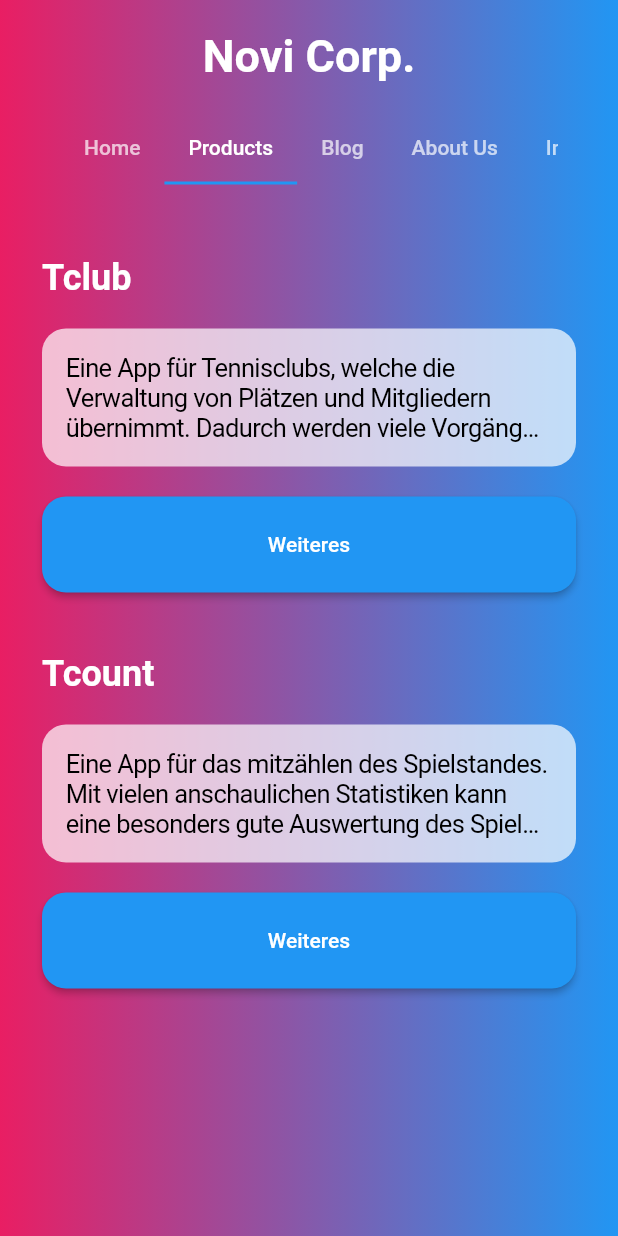
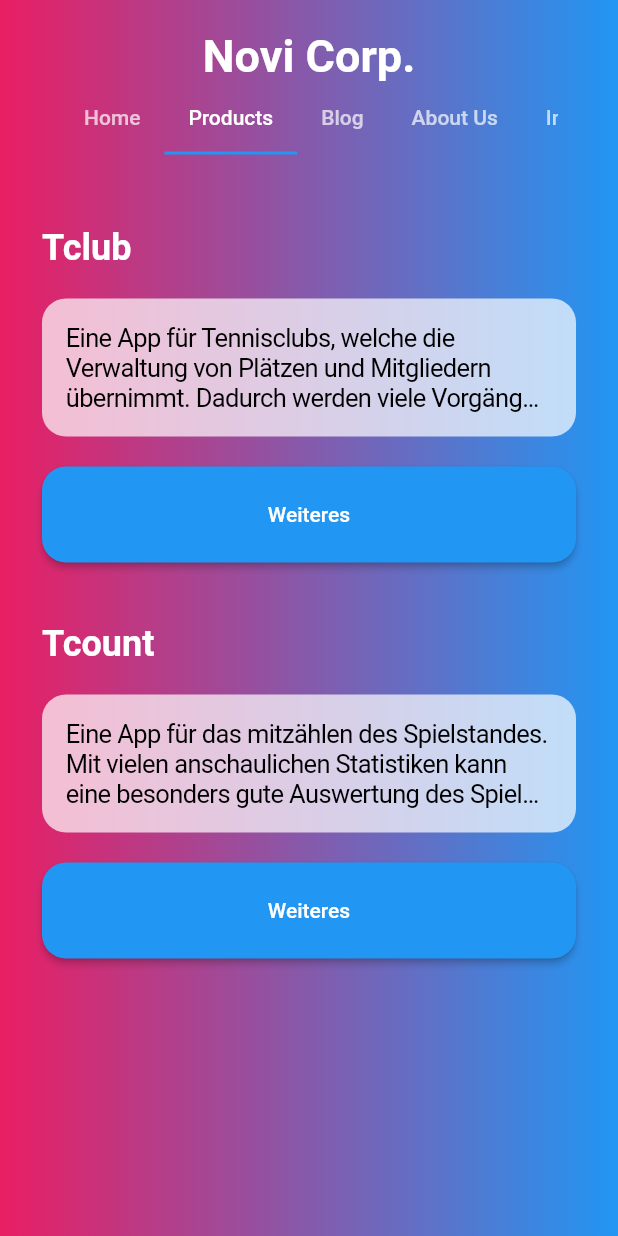
Before and after one commit to moritz-zoellner/nuviwebsite, a Flutter app: the screen it shows after launch, tab 2 chosen, on a phone screen of 412 x 824 dp. Run offline on Flutter 3.47's test engine with Material 2 defaults, Android fonts, the phone set to English and light mode, and no system bars; our stand-ins replace cloud_firestore, firebase_auth, firebase_core; accounts and stored records are empty.

Commit message:
height problem kind of solved

```diff
--- a/lib/ld_page/navbar.dart
+++ b/lib/ld_page/navbar.dart
@@ -6,34 +6,14 @@ class DesktopNavBar extends StatelessWidget {
   @override
   Widget build(BuildContext context) {
     return Padding(
-        padding: const EdgeInsets.symmetric(vertical: 20, horizontal: 40),
-        child: Flexible(
-            child: SingleChildScrollView(
-          child: Row(
-              mainAxisAlignment: MainAxisAlignment.spaceBetween,
-              children: const [
-                Title(),
-                Flexible(child: MenuBar()),
-              ]),
-        )));
-  }
-}
-
-class MobileNavBar extends StatelessWidget {
-  const MobileNavBar({Key? key}) : super(key: key);
-
-  @override
-  Widget build(BuildContext context) {
-    return Padding(
       padding: const EdgeInsets.symmetric(vertical: 20, horizontal: 40),
-      child: Flexible(
-          child: SingleChildScrollView(
-        child: Column(mainAxisSize: MainAxisSize.min, children: const [
-          Title(),
-          SizedBox(height: 20),
-          MenuBar(),
-        ]),
-      )),
+      child: OverflowBar(
+          overflowAlignment: OverflowBarAlignment.center,
+          alignment: MainAxisAlignment.spaceBetween,
+          children: const [
+            Title(),
+            Flexible(child: MenuBar()),
+          ]),
     );
   }
 }
--- a/lib/main.dart
+++ b/lib/main.dart
@@ -34,7 +34,7 @@
               if (constraints.maxWidth < 800) {
                 return Column(
                   children: const [
-                    MobileNavBar(),
+                    DesktopNavBar(),
                     MobileLandingPage(),
                   ],
                 );
```
